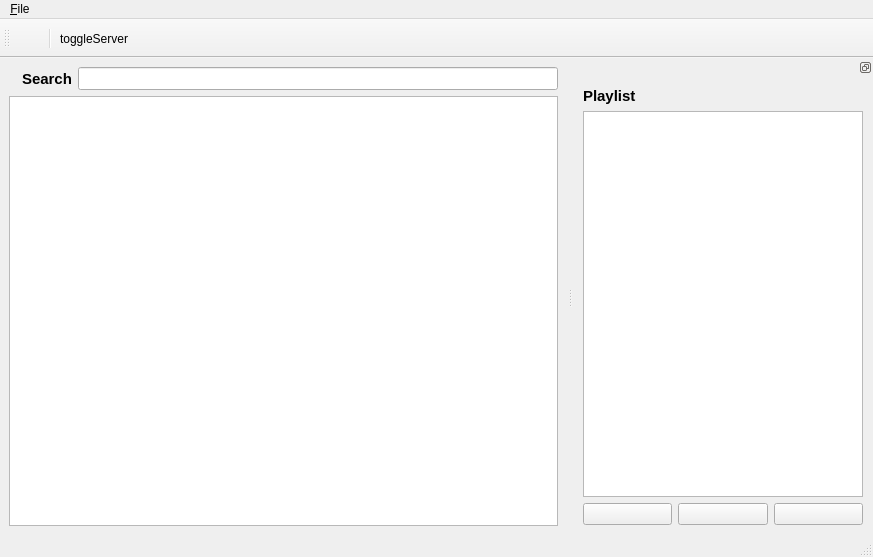
tschen/PyKS, file main_window.ui: the form before one commit.
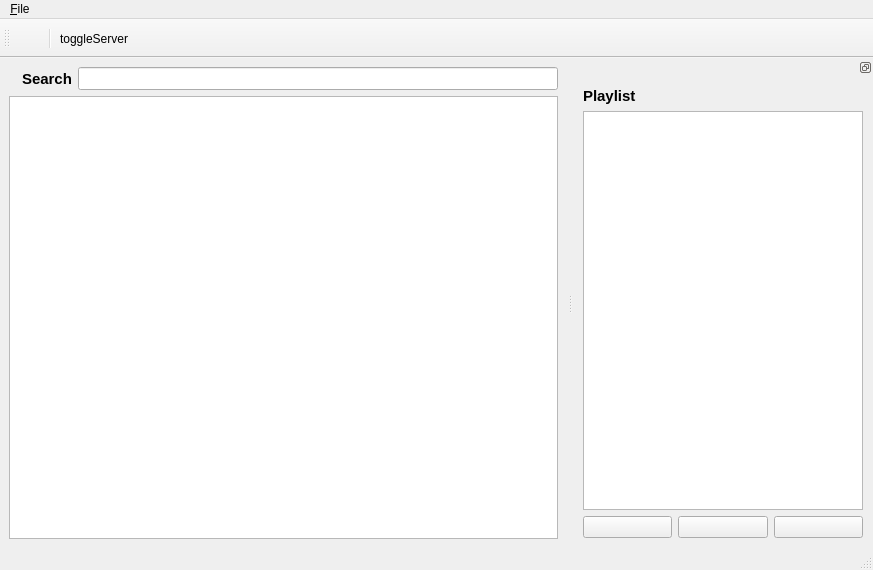
The form after the commit. Icons and pictures are not drawn. Custom widgets are drawn as their Qt base class.

Commit message:
main_window.ui, ui_mainwindow.py    - Added space between each of the File menu items (Quit, Settings,      New Lyrics Window) so that the menu bar is displayed in Mac OSX
pyks.py
   - Fixed the name of the JSON file
   - Fixed _createSongbook to create a JSON file even if here are no
     songs in the search path

widgets.py
   - Fixed the secondsToWait setting to be imported as an int
   - Set minimum size for progressDialog

```diff
--- a/main_window.ui
+++ b/main_window.ui
@@ -7,7 +7,7 @@
     <x>0</x>
     <y>0</y>
     <width>873</width>
-    <height>552</height>
+    <height>570</height>
    </rect>
   </property>
   <property name="focusPolicy">
@@ -70,9 +70,6 @@
       <property name="contextMenuPolicy">
        <enum>Qt::CustomContextMenu</enum>
       </property>
-      <property name="sizeAdjustPolicy">
-       <enum>QAbstractScrollArea::AdjustToContents</enum>
-      </property>
       <property name="alternatingRowColors">
        <bool>true</bool>
       </property>
@@ -111,7 +108,7 @@
    <property name="minimumSize">
     <size>
      <width>300</width>
-     <height>477</height>
+     <height>484</height>
     </size>
    </property>
    <property name="font">
@@ -199,9 +196,6 @@
        <property name="horizontalScrollBarPolicy">
         <enum>Qt::ScrollBarAsNeeded</enum>
        </property>
-       <property name="sizeAdjustPolicy">
-        <enum>QAbstractScrollArea::AdjustIgnored</enum>
-       </property>
        <property name="dragDropMode">
         <enum>QAbstractItemView::DragDrop</enum>
        </property>
```
Left out of the diff: 25 changed lines with no effect on the pictures. The commit also changes 4 other files.
